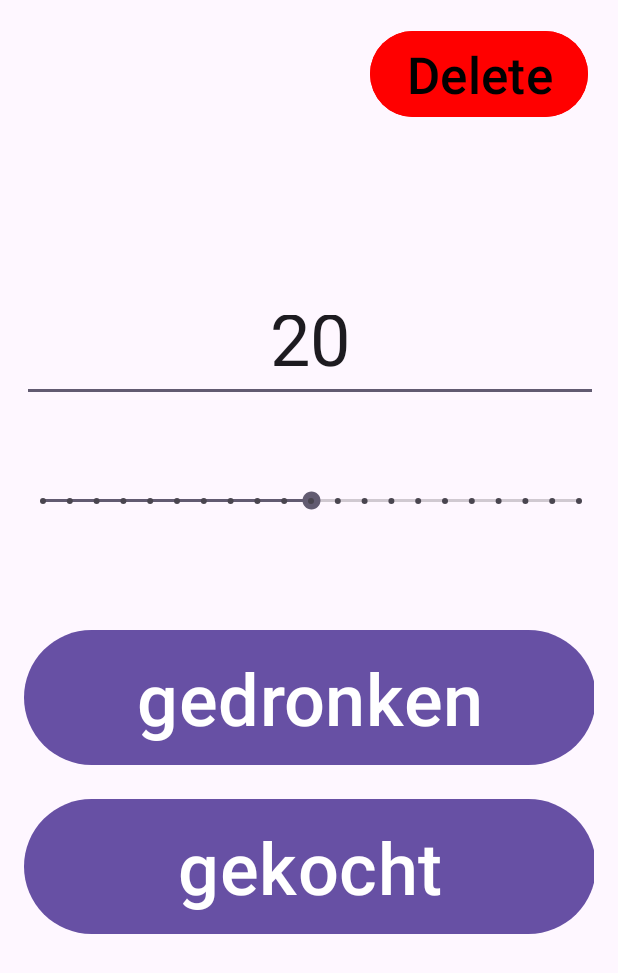
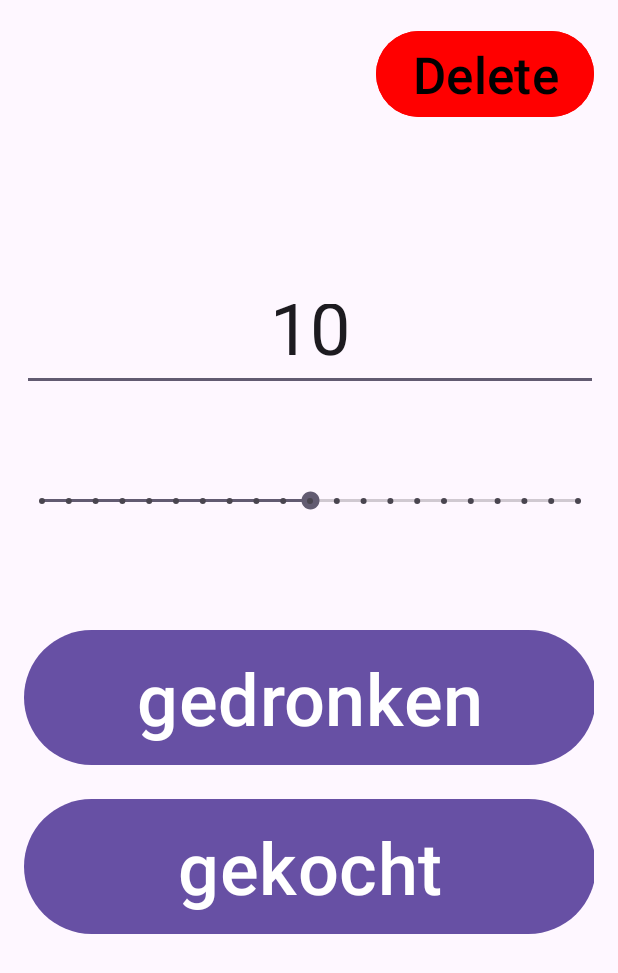
Before and after one commit to kasperrey/Opieswijnkelder, an Android app: the SettingsProduct screen opened directly, with no data from a screen before it, on a phone screen of 412 x 824 dp. Shown: the top 973 px of the screen. Run offline under Robolectric (Android 15) with nearby library versions, the phone set to English and light mode, and no system bars; 3 statements that could not run were skipped.

Commit message:
beter layout

```diff
--- a/app/src/main/java/com/example/opieswijnkelder/MainActivity.java
+++ b/app/src/main/java/com/example/opieswijnkelder/MainActivity.java
@@ -72,7 +72,7 @@
                     if (e.vervaldatum.substring(3, 5).equals(currentDate.substring(3, 5))) {
                         if (verschil <= 2) {
                             createNotification(e.naam, "Je "+e.naam+" is over "+verschil+" dag(en) overdatum.");
-                            productenNaamEnAantal.set(productenNaam.indexOf(e.naam), productenNaamEnAantal.get(productenNaam.indexOf(e.naam))+" OVERDATUM");
+                            productenNaamEnAantal.set(productenNaam.indexOf(e.naam), productenNaamEnAantal.get(productenNaam.indexOf(e.naam))+" OVER "+verschil+" DAG(EN) OVERDATUM");
                         }
                     }
                 }
--- a/app/src/main/java/com/example/opieswijnkelder/SettingsProduct.java
+++ b/app/src/main/java/com/example/opieswijnkelder/SettingsProduct.java
@@ -27,9 +27,10 @@
         Button delete = findViewById(R.id.button3);
         Button gedronken = findViewById(R.id.button4);
         Button gekocht = findViewById(R.id.button5);
-        naam.setText(product.naam);
+        naam.setText(String.format("%s  %s", product.naam, product.vervaldatum));
         seekBar.setMax(product.aantal);
-        aantal.setText(String.valueOf(seekBar.getMax()));
+        aantal.setText(String.valueOf(product.aantal));
+
         seekBar.setOnSeekBarChangeListener(new SeekBar.OnSeekBarChangeListener() {
             @Override
             public void onStopTrackingTouch(SeekBar seekBar) {
--- a/app/src/main/res/layout/activity_main.xml
+++ b/app/src/main/res/layout/activity_main.xml
@@ -9,9 +9,9 @@
 
     <ListView
         android:id="@+id/listView"
-        android:layout_width="wrap_content"
-        android:layout_height="599dp"
-        android:background="#FFFFFF"
+        android:layout_width="391dp"
+        android:layout_height="593dp"
+        android:background="#FDF9FC"
         android:scrollbarSize="10dp" />
 
     <Button
--- a/app/src/main/res/layout/product.xml
+++ b/app/src/main/res/layout/product.xml
@@ -16,7 +16,6 @@
         android:textSize="48sp"
         app:layout_constraintBottom_toBottomOf="parent"
         app:layout_constraintEnd_toEndOf="parent"
-        app:layout_constraintHorizontal_bias="0.366"
         app:layout_constraintStart_toStartOf="parent"
         app:layout_constraintTop_toTopOf="parent"
         app:layout_constraintVertical_bias="0.728" />
@@ -33,15 +32,15 @@
         android:textSize="34sp"
         app:layout_constraintBottom_toBottomOf="parent"
         app:layout_constraintEnd_toEndOf="parent"
-        app:layout_constraintHorizontal_bias="0.984"
+        app:layout_constraintHorizontal_bias="1.0"
         app:layout_constraintStart_toStartOf="parent"
         app:layout_constraintTop_toTopOf="parent"
         app:layout_constraintVertical_bias="0.022" />
 
     <TextView
         android:id="@+id/textView2"
-        android:layout_width="245dp"
-        android:layout_height="67dp"
+        android:layout_width="400dp"
+        android:layout_height="50dp"
         android:textSize="34sp"
         app:autoSizeTextType="uniform"
         app:layout_constraintBottom_toBottomOf="parent"
@@ -59,7 +58,6 @@
         android:progress="10"
         app:layout_constraintBottom_toBottomOf="parent"
         app:layout_constraintEnd_toEndOf="parent"
-        app:layout_constraintHorizontal_bias="0.454"
         app:layout_constraintStart_toStartOf="parent"
         app:layout_constraintTop_toTopOf="parent"
         app:layout_constraintVertical_bias="0.396" />
```
